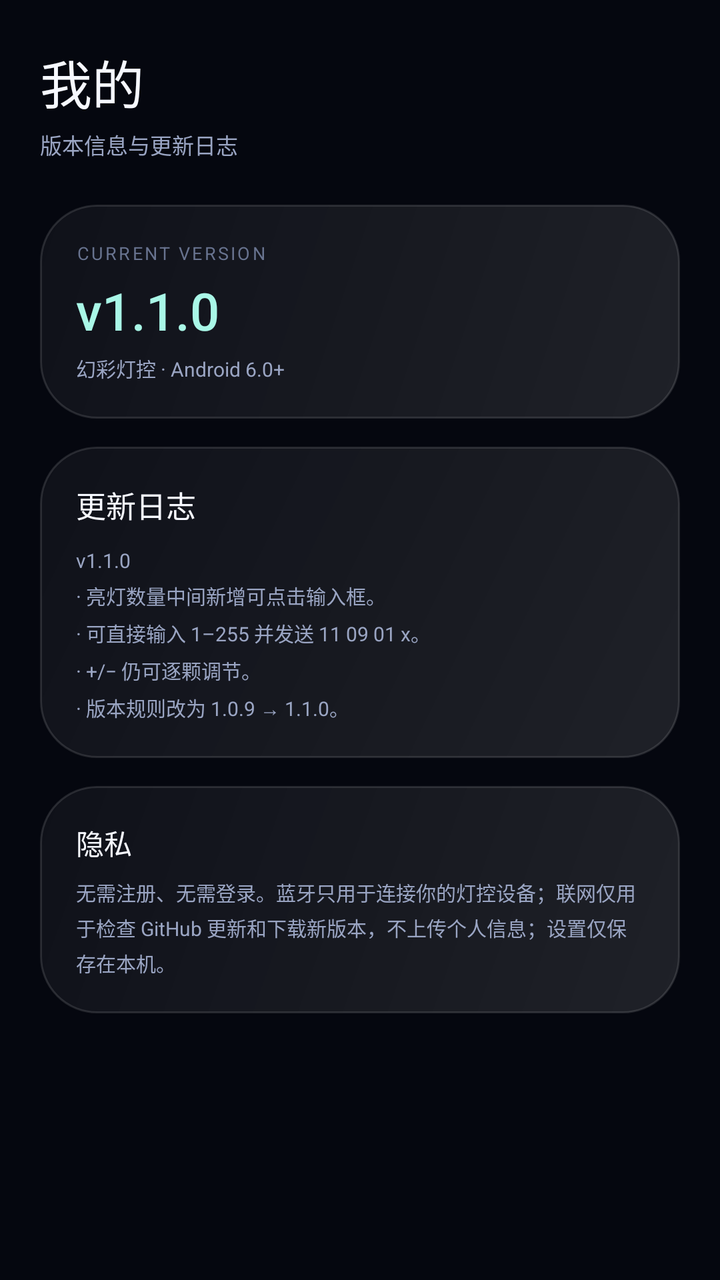
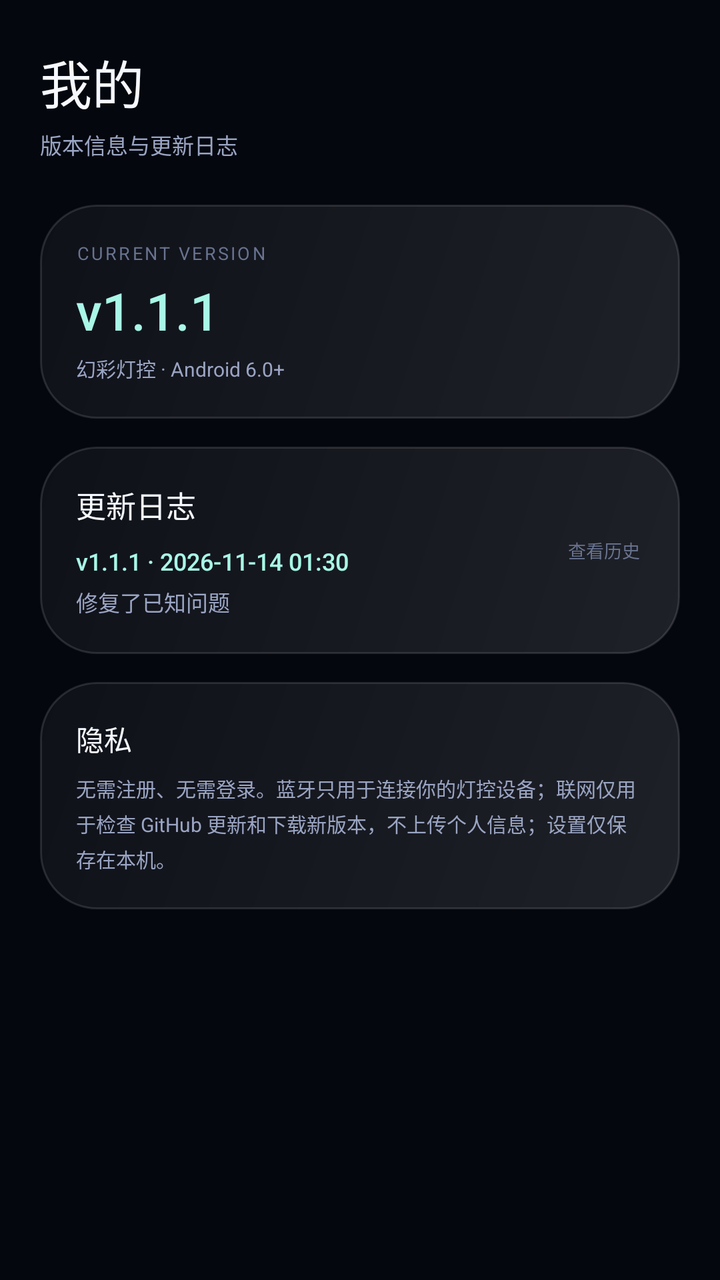

Before-and-after screenshots of an Android layout around one commit, followed by the original layout XML and the change that was made.
<!-- AndroidManifest.xml: application theme Theme.Aurora -->
<!-- res/layout/page_profile.xml -->
<?xml version="1.0" encoding="utf-8"?>
<ScrollView xmlns:android="http://schemas.android.com/apk/res/android"
    android:layout_width="match_parent"
    android:layout_height="match_parent"
    android:clipToPadding="false"
    android:fillViewport="true"
    android:overScrollMode="never"
    android:scrollbars="none">

    <LinearLayout
        android:layout_width="match_parent"
        android:layout_height="wrap_content"
        android:orientation="vertical"
        android:paddingStart="20dp"
        android:paddingTop="22dp"
        android:paddingEnd="20dp"
        android:paddingBottom="92dp">

        <TextView
            android:layout_width="wrap_content"
            android:layout_height="wrap_content"
            android:fontFamily="sans-serif-medium"
            android:text="我的"
            android:textColor="@color/text_primary"
            android:textSize="26sp" />

        <TextView
            android:layout_width="wrap_content"
            android:layout_height="wrap_content"
            android:layout_marginTop="4dp"
            android:text="版本信息与更新日志"
            android:textColor="@color/text_secondary"
            android:textSize="11sp" />

        <LinearLayout
            android:layout_width="match_parent"
            android:layout_height="wrap_content"
            android:layout_marginTop="22dp"
            android:background="@drawable/bg_card"
            android:orientation="vertical"
            android:padding="18dp">

            <TextView
                android:layout_width="wrap_content"
                android:layout_height="wrap_content"
                android:letterSpacing="0.12"
                android:text="CURRENT VERSION"
                android:textColor="@color/text_tertiary"
                android:textSize="9sp" />

            <TextView
                android:id="@+id/versionLabel"
                android:layout_width="wrap_content"
                android:layout_height="wrap_content"
                android:layout_marginTop="5dp"
                android:fontFamily="sans-serif-medium"
                android:longClickable="true"
                android:text="v1.1.0"
                android:textColor="@color/mint_soft"
                android:textSize="26sp" />

            <TextView
                android:layout_width="wrap_content"
                android:layout_height="wrap_content"
                android:layout_marginTop="4dp"
                android:text="幻彩灯控 · Android 6.0+"
                android:textColor="@color/text_secondary"
                android:textSize="10sp" />
        </LinearLayout>

        <LinearLayout
            android:layout_width="match_parent"
            android:layout_height="wrap_content"
            android:layout_marginTop="14dp"
            android:background="@drawable/bg_card"
            android:orientation="vertical"
            android:padding="18dp">

            <TextView
                android:layout_width="wrap_content"
                android:layout_height="wrap_content"
                android:fontFamily="sans-serif-medium"
                android:text="更新日志"
                android:textColor="@color/text_primary"
                android:textSize="15sp" />

            <TextView
                android:id="@+id/appChangelog"
                android:layout_width="match_parent"
                android:layout_height="wrap_content"
                android:layout_marginTop="10dp"
                android:lineSpacingExtra="4dp"
                android:text="v1.1.0\n· 亮灯数量中间新增可点击输入框。\n· 可直接输入 1–255 并发送 11 09 01 x。\n· +/− 仍可逐颗调节。\n· 版本规则改为 1.0.9 → 1.1.0。"
                android:textColor="@color/text_secondary"
                android:textSize="10sp" />
        </LinearLayout>

        <LinearLayout
            android:layout_width="match_parent"
            android:layout_height="wrap_content"
            android:layout_marginTop="14dp"
            android:background="@drawable/bg_card"
            android:orientation="vertical"
            android:padding="18dp">

            <TextView
                android:layout_width="wrap_content"
                android:layout_height="wrap_content"
                android:fontFamily="sans-serif-medium"
                android:text="隐私"
                android:textColor="@color/text_primary"
                android:textSize="14sp" />

            <TextView
                android:layout_width="match_parent"
                android:layout_height="wrap_content"
                android:layout_marginTop="7dp"
                android:lineSpacingExtra="3dp"
                android:text="无需注册、无需登录。蓝牙只用于连接你的灯控设备；联网仅用于检查 GitHub 更新和下载新版本，不上传个人信息；设置仅保存在本机。"
                android:textColor="@color/text_secondary"
                android:textSize="10sp" />
        </LinearLayout>
    </LinearLayout>
</ScrollView>
<!-- resources referenced by this layout -->
<resources>
  <color name="mint_soft">#A9F7E7</color>
  <color name="text_primary">#F6F8FF</color>
  <color name="text_secondary">#9AA5C3</color>
  <color name="text_tertiary">#68738F</color>
  <!-- drawable bg_card (drawable) -->
  <?xml version="1.0" encoding="utf-8"?>
  <shape xmlns:android="http://schemas.android.com/apk/res/android"
      android:shape="rectangle">
      <gradient
          android:angle="135"
          android:endColor="#0AFFFFFF"
          android:startColor="#1AFFFFFF" />
      <corners android:radius="28dp" />
      <stroke
          android:width="1dp"
          android:color="#1FFFFFFF" />
  </shape>
  <style name="Theme.Aurora" parent="@android:style/Theme.Material.NoActionBar">
          <item name="android:fontFamily">sans-serif</item>
          <item name="android:windowBackground">@color/bg_deep</item>
          <item name="android:colorAccent">@color/mint</item>
          <item name="android:statusBarColor">@android:color/transparent</item>
          <item name="android:navigationBarColor">@android:color/transparent</item>
          <item name="android:windowLightStatusBar">false</item>
          <item name="android:windowNoTitle">true</item>
          <item name="android:windowActionModeOverlay">true</item>
          <item name="android:windowDrawsSystemBarBackgrounds">true</item>
      </style>
  <color name="bg_deep">#05070F</color>
  <color name="mint">#5BF0D0</color>
</resources>

<!-- the commit's change to res/layout/page_profile.xml (unified diff, before → after) -->
@@ -55,7 +55,7 @@
                 android:layout_marginTop="5dp"
                 android:fontFamily="sans-serif-medium"
                 android:longClickable="true"
-                android:text="v1.1.0"
+                android:text="v1.1.1"
                 android:textColor="@color/mint_soft"
                 android:textSize="26sp" />
 
@@ -69,6 +69,7 @@
         </LinearLayout>
 
         <LinearLayout
+            android:id="@+id/changelogCard"
             android:layout_width="match_parent"
             android:layout_height="wrap_content"
             android:layout_marginTop="14dp"
@@ -76,23 +77,68 @@
             android:orientation="vertical"
             android:padding="18dp">
 
-            <TextView
-                android:layout_width="wrap_content"
+            <LinearLayout
+                android:id="@+id/changelogHeader"
+                android:layout_width="match_parent"
                 android:layout_height="wrap_content"
-                android:fontFamily="sans-serif-medium"
-                android:text="更新日志"
-                android:textColor="@color/text_primary"
-                android:textSize="15sp" />
+                android:clickable="true"
+                android:focusable="true"
+                android:gravity="center_vertical"
+                android:orientation="horizontal">
 
-            <TextView
-                android:id="@+id/appChangelog"
+                <LinearLayout
+                    android:layout_width="0dp"
+                    android:layout_height="wrap_content"
+                    android:layout_weight="1"
+                    android:orientation="vertical">
+
+                    <TextView
+                        android:layout_width="wrap_content"
+                        android:layout_height="wrap_content"
+                        android:fontFamily="sans-serif-medium"
+                        android:text="更新日志"
+                        android:textColor="@color/text_primary"
+                        android:textSize="15sp" />
+
+                    <TextView
+                        android:id="@+id/changelogCurrentVersion"
+                        android:layout_width="wrap_content"
+                        android:layout_height="wrap_content"
+                        android:layout_marginTop="9dp"
+                        android:fontFamily="sans-serif-medium"
+                        android:text="v1.1.1 · 2026-11-14 01:30"
+                        android:textColor="@color/mint_soft"
+                        android:textSize="12sp" />
+
+                    <TextView
+                        android:layout_width="wrap_content"
+                        android:layout_height="wrap_content"
+                        android:layout_marginTop="4dp"
+                        android:text="修复了已知问题"
+                        android:textColor="@color/text_secondary"
+                        android:textSize="11sp" />
+                </LinearLayout>
+
+                <TextView
+                    android:id="@+id/changelogToggle"
+                    android:layout_width="wrap_content"
+                    android:layout_height="wrap_content"
+                    android:paddingStart="10dp"
+                    android:paddingTop="6dp"
+                    android:paddingEnd="2dp"
+                    android:paddingBottom="6dp"
+                    android:text="查看历史"
+                    android:textColor="@color/text_tertiary"
+                    android:textSize="9sp" />
+            </LinearLayout>
+
+            <LinearLayout
+                android:id="@+id/changelogHistoryList"
                 android:layout_width="match_parent"
                 android:layout_height="wrap_content"
                 android:layout_marginTop="10dp"
-                android:lineSpacingExtra="4dp"
-                android:text="v1.1.0\n· 亮灯数量中间新增可点击输入框。\n· 可直接输入 1–255 并发送 11 09 01 x。\n· +/− 仍可逐颗调节。\n· 版本规则改为 1.0.9 → 1.1.0。"
-                android:textColor="@color/text_secondary"
-                android:textSize="10sp" />
+                android:orientation="vertical"
+                android:visibility="gone" />
         </LinearLayout>
 
         <LinearLayout
